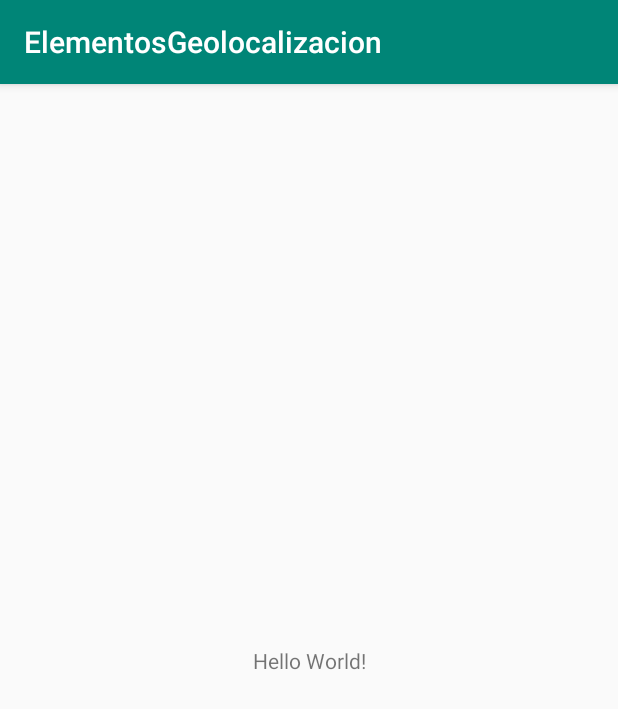
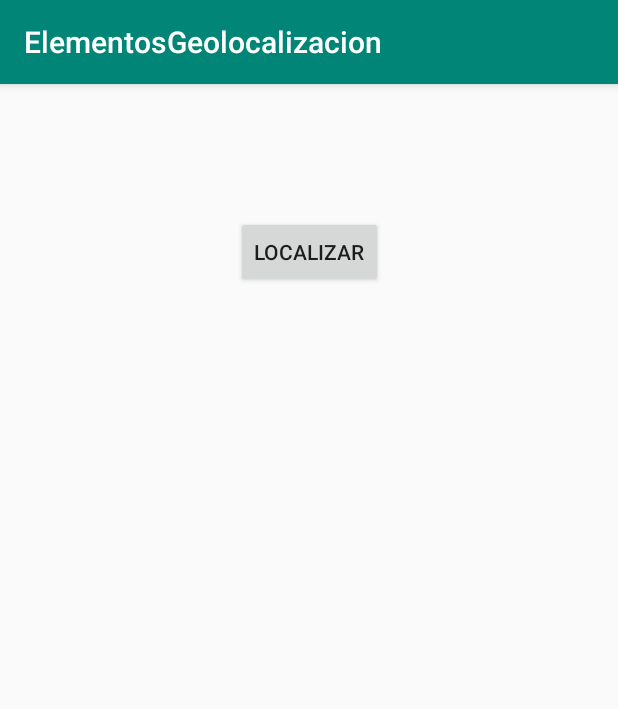
Before and after one commit to CarlosRdeV/ElementosGeolocalizacion, an Android app: the screen it shows after launch (MainActivity), on a phone screen of 412 x 824 dp. Shown: the top 709 px of the screen. Run offline under Robolectric (Android 15) with nearby library versions, the phone set to English and light mode, and no system bars.

Commit message:
Muestra longitud y latitud

```diff
--- a/app/src/main/java/com/example/elementosgeolocalizacion/MainActivity.kt
+++ b/app/src/main/java/com/example/elementosgeolocalizacion/MainActivity.kt
@@ -10,6 +10,7 @@ import android.support.v4.app.ActivityCompat
 import android.support.v4.content.ContextCompat
 import android.widget.Toast
 import com.google.android.gms.location.*
+import kotlinx.android.synthetic.main.activity_main.*
 
 class MainActivity : AppCompatActivity(), ActivityCompat.OnRequestPermissionsResultCallback  {
 
@@ -38,8 +39,14 @@ class MainActivity : AppCompatActivity(), ActivityCompat.OnRequestPermissionsRes
                 }
             }
         }
+
         enableMyLocation()
+
+        btn_localizar.setOnClickListener{
+            obtenerUbicacion()
+        }
     }
+
 
     private fun enableMyLocation() {
         if (ContextCompat.checkSelfPermission(
--- a/app/src/main/res/layout/activity_main.xml
+++ b/app/src/main/res/layout/activity_main.xml
@@ -5,14 +5,11 @@
                                              android:layout_width="match_parent"
                                              android:layout_height="match_parent"
                                              tools:context=".MainActivity">
-
-    <TextView
+    <Button
+            android:text="Localizar"
             android:layout_width="wrap_content"
-        android:layout_height="wrap_content"
-        android:text="Hello World!"
-        app:layout_constraintBottom_toBottomOf="parent"
-        app:layout_constraintLeft_toLeftOf="parent"
-        app:layout_constraintRight_toRightOf="parent"
-        app:layout_constraintTop_toTopOf="parent" />
-
+            android:layout_height="wrap_content" android:id="@+id/btn_localizar"
+            app:layout_constraintTop_toTopOf="parent"
+            android:layout_marginTop="88dp" app:layout_constraintEnd_toEndOf="parent"
+            app:layout_constraintStart_toStartOf="parent"/>
 </android.support.constraint.ConstraintLayout>
```
Lines whose indentation alone changed are shown as unchanged.
